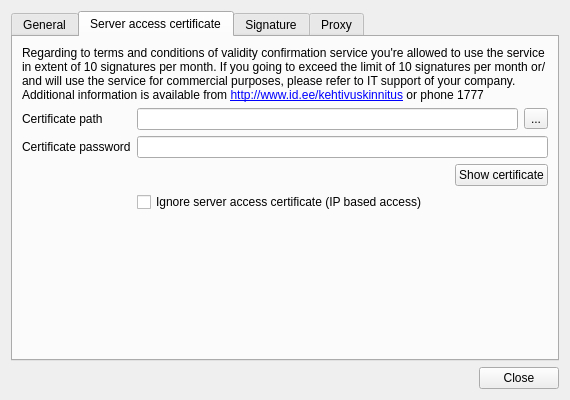
Old version of the form client/ui/SettingsDialog.ui in the repository open-eid/qdigidoc.
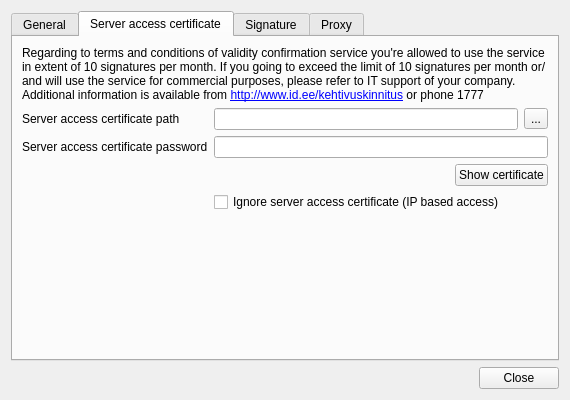
New version of the form. The open tabs and pages were chosen to show the change.

```diff
--- a/client/ui/SettingsDialog.ui
+++ b/client/ui/SettingsDialog.ui
@@ -187,7 +187,7 @@
        <item row="1" column="0">
         <widget class="QLabel" name="p12CertLabel">
          <property name="text">
-          <string>Certificate path</string>
+          <string>Server access certificate path</string>
          </property>
          <property name="buddy">
           <cstring>p12Cert</cstring>
@@ -214,7 +214,7 @@
        <item row="2" column="0">
         <widget class="QLabel" name="p12PassLabel">
          <property name="text">
-          <string>Certificate password</string>
+          <string>Server access certificate password</string>
          </property>
          <property name="buddy">
           <cstring>p12Pass</cstring>
```
Left out of the diff: 2 changed lines with no effect on the pictures.
